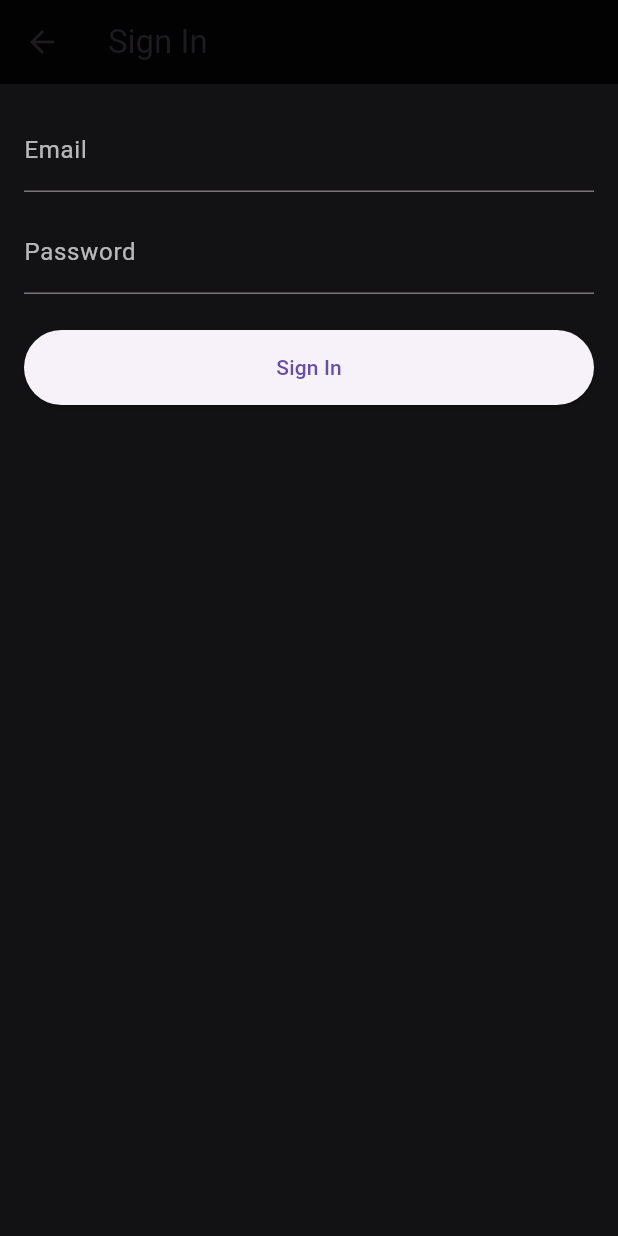
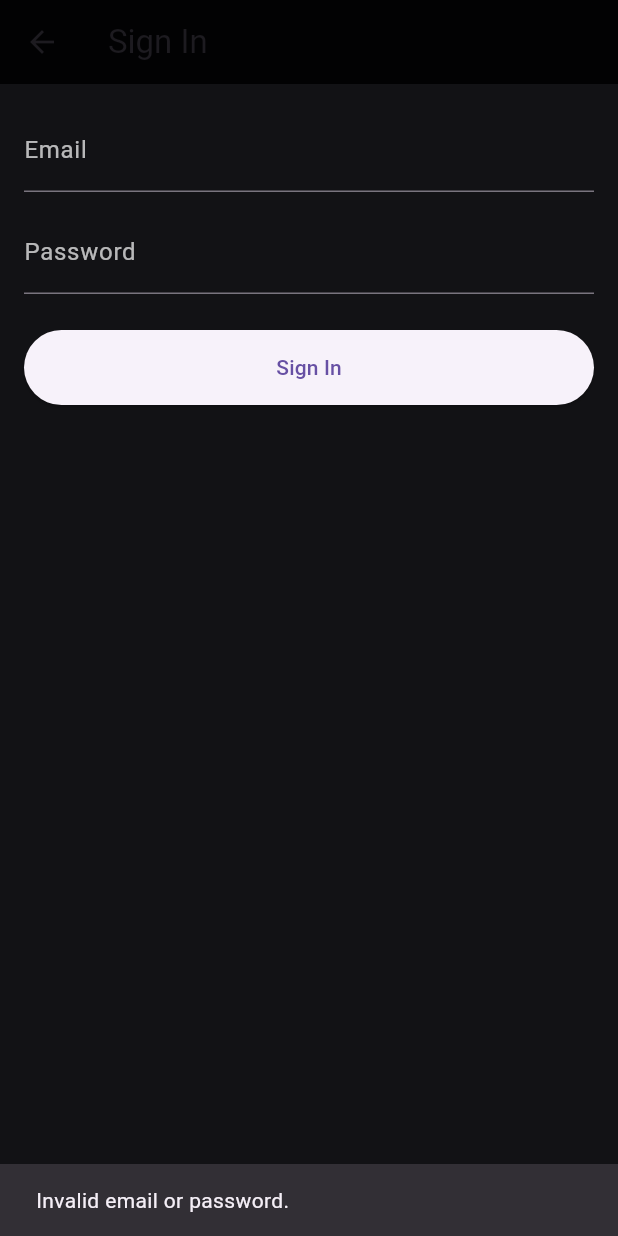
Before and after one commit to DBOILOVESEI/BizFlow, a Flutter app: the LoginPage screen opened by its route, after a tap on "Sign In", on a phone screen of 412 x 824 dp. Run offline on Flutter 3.47's test engine with Material 3 defaults, Android fonts, the light colour scheme and no system bars; our stand-ins replace google_sign_in, shared_preferences; accounts and stored records are empty; Roboto replaces fonts that are missing (Arimo Nerd Font Propo).

Commit message:
Organise login.dart code

```diff
--- /dev/null
+++ b/frontend/lib/modules/error.dart
@@ -0,0 +1,6 @@
+import 'package:flutter/material.dart';
+void showError(BuildContext context, String errorMessage) {
+  ScaffoldMessenger.of(context).showSnackBar(
+    SnackBar(content: Text(errorMessage)),
+  );
+}
--- a/frontend/lib/pages/login.dart
+++ b/frontend/lib/pages/login.dart
@@ -1,40 +1,60 @@
+// MODULES
+
+// Required modules
+import 'package:shared_preferences/shared_preferences.dart';
 import 'package:flutter/material.dart';
+import '../../modules/navigate.dart';
+
+// Important modules
 import '../api/auth_api.dart';
-import 'package:shared_preferences/shared_preferences.dart';
 
+// Helper modules
+import "../../modules/error.dart";
+import "../../modules/types/roles.dart";
+
+// VARS
+const String noEmailOrPass = "Invalid email or password.";
+const String invalidLoginInfo = "Invalid credentials";
+const String noValidRole = "Role not found.";
+
+// FUNCTIONS
+Future<bool> canLogin(BuildContext context, String emailOrUser, String password) async {
+  if (emailOrUser.isEmpty || password.isEmpty) {
+    showError(context, noEmailOrPass);
+    return false;
+  }
+
+  // Send signal to server
+  final bool success = await AuthApi.login(emailOrUser, password);
+  if (!context.mounted) return false;
+  if (!success) showError(context, invalidLoginInfo);
+
+  return true;
+}
+
+// MAIN
 class LoginPage extends StatelessWidget {
+  // Key makes the widget reusable, always use it.
   LoginPage({super.key});
 
   final TextEditingController emailController = TextEditingController();
   final TextEditingController passwordController = TextEditingController();
 
   Future<void> _login(BuildContext context) async {
-    final success = await AuthApi.login(
-      emailController.text,
-      passwordController.text,
-    );
+    final String emailOrUser = emailController.text.trim();
+    final String password = passwordController.text;
+    final loginValid = await canLogin(context, emailOrUser, password);
 
-    if (!context.mounted) return;
+    if (loginValid) {
+      final prefs = await SharedPreferences.getInstance();
+      final roleString = prefs.getString("role");
+      final role = getRole(roleString);
+      if (role == null) {
+        showError(context, noValidRole);
+        return;
+      }
 
-    if (success) {
-      final prefs = await SharedPreferences.getInstance();
-      final role = prefs.getString('role');
-
-      if (role == 'employee') {
-        Navigator.pushReplacementNamed(context, '/employee');
-      } else if (role == 'owner') {
-        Navigator.pushReplacementNamed(context, '/owner');
-      } else if (role == 'admin') {
-        Navigator.pushReplacementNamed(context, '/admin');
-      } else {
-        ScaffoldMessenger.of(context).showSnackBar(
-          const SnackBar(content: Text('Invalid role')),
-        );
-      }
-    } else {
-      ScaffoldMessenger.of(context).showSnackBar(
-        const SnackBar(content: Text('Invalid credentials')),
-      );
+      navigateByRole(context, role);
     }
   }
 
```
Also changed, not shown: frontend/lib/modules/navigate.dart (added, +20 -0 lines), frontend/lib/modules/types/roles.dart (added, +21 -0 lines).
